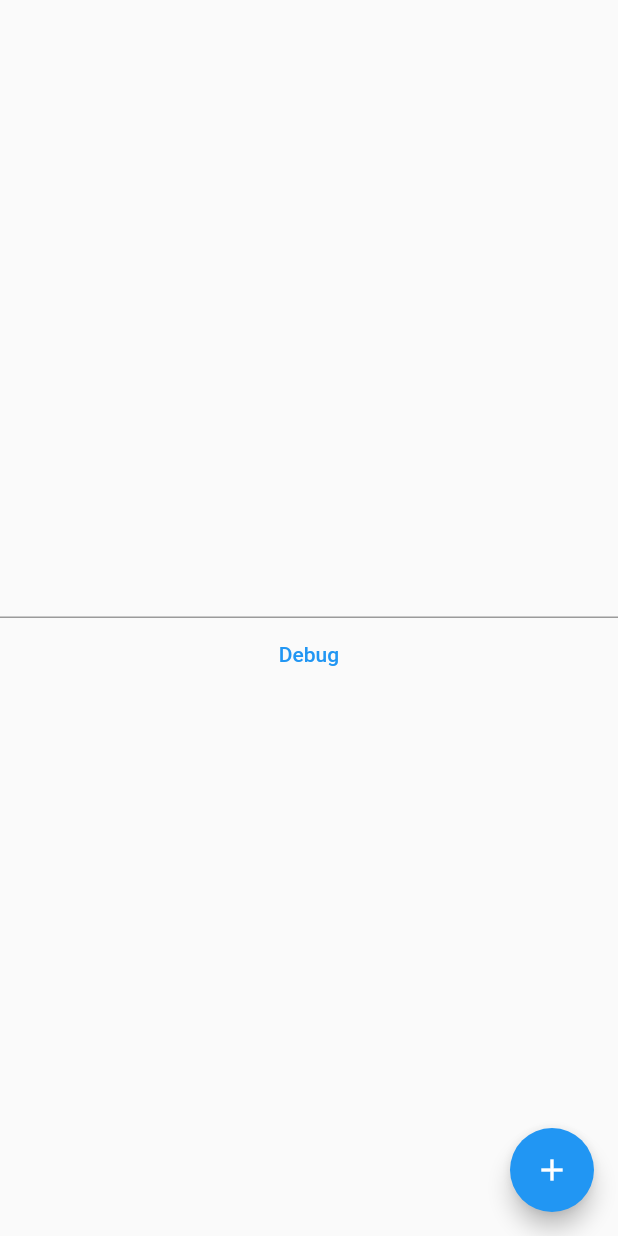
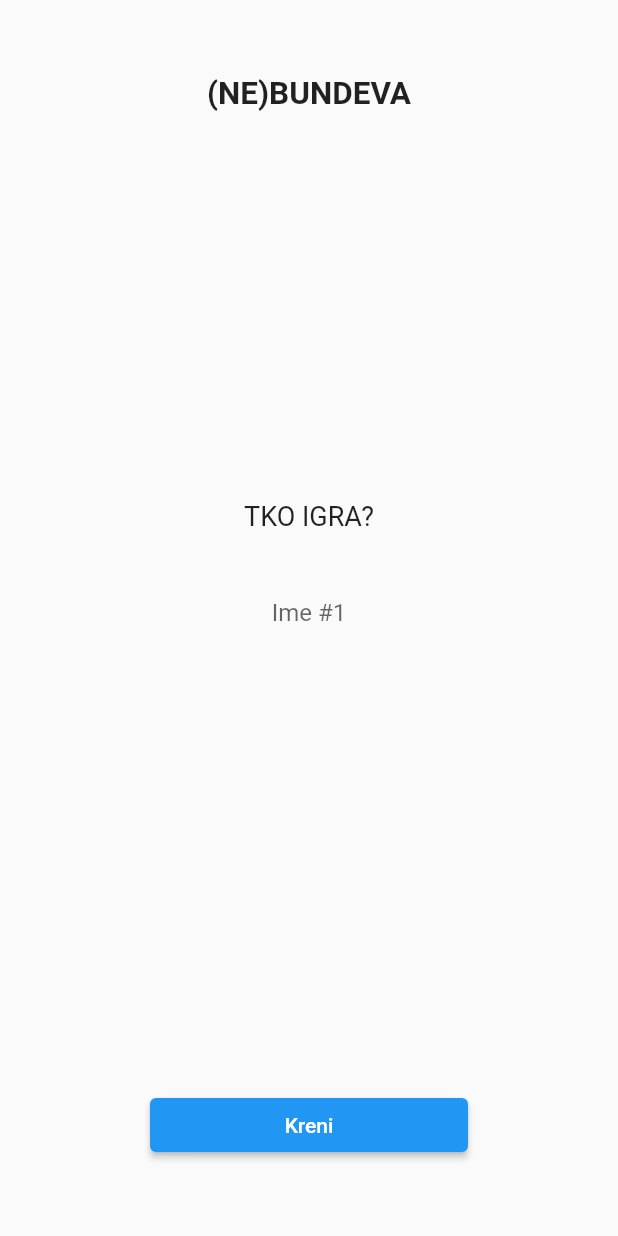
Before and after one commit to eniodordan/nebundeva, a Flutter app: the screen it shows after launch, on a phone screen of 412 x 824 dp. Run offline on Flutter 3.47's test engine with Material 2 defaults, Android fonts, the phone set to English and light mode, and no system bars.

Commit message:
changed textfield implementation

```diff
--- a/lib/screens/home_screen.dart
+++ b/lib/screens/home_screen.dart
@@ -9,55 +9,92 @@ class HomeScreen extends StatefulWidget {
 }
 
 class _HomeScreenState extends State<HomeScreen> {
-  List<TextEditingController> _controllers = [];
-  int _count = 1;
-
-  @override
-  void dispose() {
-    for (int i = 0; i < _controllers.length; i++) {
-      _controllers[i].dispose();
-    }
-
-    super.dispose();
-  }
+  List<bool> isVisible = [true, false, false, false];
+  List<String> players = ['', '', '', ''];
 
   @override
   Widget build(BuildContext context) {
-    List<Widget> _children = new List.generate(_count, (int i) {
-      _controllers.add(TextEditingController());
-      return PlayerTextField(controller: _controllers.last);
-    });
-
     return SafeArea(
       child: Scaffold(
-        body: Column(
-          mainAxisAlignment: MainAxisAlignment.center,
+        body: Padding(
+          padding: const EdgeInsets.symmetric(vertical: 50, horizontal: 100),
+          child: Column(
+            mainAxisAlignment: MainAxisAlignment.spaceBetween,
             children: [
+              Text(
+                '(NE)BUNDEVA',
+                style: TextStyle(
+                  fontSize: 21.0,
+                  fontWeight: FontWeight.bold,
+                ),
+              ),
               Column(
-              mainAxisAlignment: MainAxisAlignment.spaceEvenly,
-              children: _children,
+                children: [
+                  Text(
+                    'TKO IGRA?',
+                    style: TextStyle(
+                      fontSize: 18.0,
                     ),
-            TextButton(
-              onPressed: () {
-                for (int i = 0; i < _controllers.length; i++) {
-                  print(_controllers[i].text);
+                  ),
+                  SizedBox(height: 25),
+                  PlayerTextField(
+                    fieldId: 0,
+                    isVisible: isVisible[0],
+                    onChanged: (text) {
+                      players[0] = text;
+                      setState(() {
+                        if (!isVisible[1]) {
+                          isVisible[1] = true;
                         }
+                      });
                     },
-              child: Text('Debug'),
+                  ),
+                  PlayerTextField(
+                    fieldId: 1,
+                    isVisible: isVisible[1],
+                    onChanged: (text) {
+                      players[1] = text;
+                      setState(() {
+                        if (!isVisible[2]) {
+                          isVisible[2] = true;
+                        }
+                      });
+                    },
+                  ),
+                  PlayerTextField(
+                    fieldId: 2,
+                    isVisible: isVisible[2],
+                    onChanged: (text) {
+                      players[2] = text;
+                      setState(() {
+                        if (!isVisible[3]) {
+                          isVisible[3] = true;
+                        }
+                      });
+                    },
+                  ),
+                  PlayerTextField(
+                    fieldId: 3,
+                    isVisible: isVisible[3],
+                    onChanged: (text) {
+                      players[3] = text;
+                    },
                   ),
                 ],
               ),
-        floatingActionButton: FloatingActionButton(
-          child: Icon(Icons.add),
-          onPressed: _addPlayerTextField,
+              Container(
+                width: double.infinity,
+                child: ElevatedButton(
+                  child: Text('Kreni'),
+                  onPressed: () {
+                    print(players);
+                  },
+                ),
+              ),
+            ],
+          ),
         ),
       ),
     );
   }
-
-  void _addPlayerTextField() {
-    setState(() {
-      _count++;
-    });
 }
-}
--- a/lib/widgets/player_text_field.dart
+++ b/lib/widgets/player_text_field.dart
@@ -1,12 +1,31 @@
 import 'package:flutter/material.dart';
 
 class PlayerTextField extends StatelessWidget {
-  final TextEditingController controller;
+  final int fieldId;
+  final bool isVisible;
+  final Function(String) onChanged;
 
-  PlayerTextField({required this.controller});
+  PlayerTextField({
+    required this.fieldId,
+    required this.isVisible,
+    required this.onChanged,
+  });
 
   @override
   Widget build(BuildContext context) {
-    return TextField(controller: controller);
+    return Padding(
+      padding: const EdgeInsets.symmetric(vertical: 5),
+      child: Visibility(
+        visible: isVisible,
+        child: TextField(
+          textAlign: TextAlign.center,
+          decoration: InputDecoration(
+            border: InputBorder.none,
+            hintText: 'Ime #${fieldId + 1}',
+          ),
+          onChanged: onChanged,
+        ),
+      ),
+    );
   }
 }
```
Lines whose indentation alone changed are shown as unchanged.
